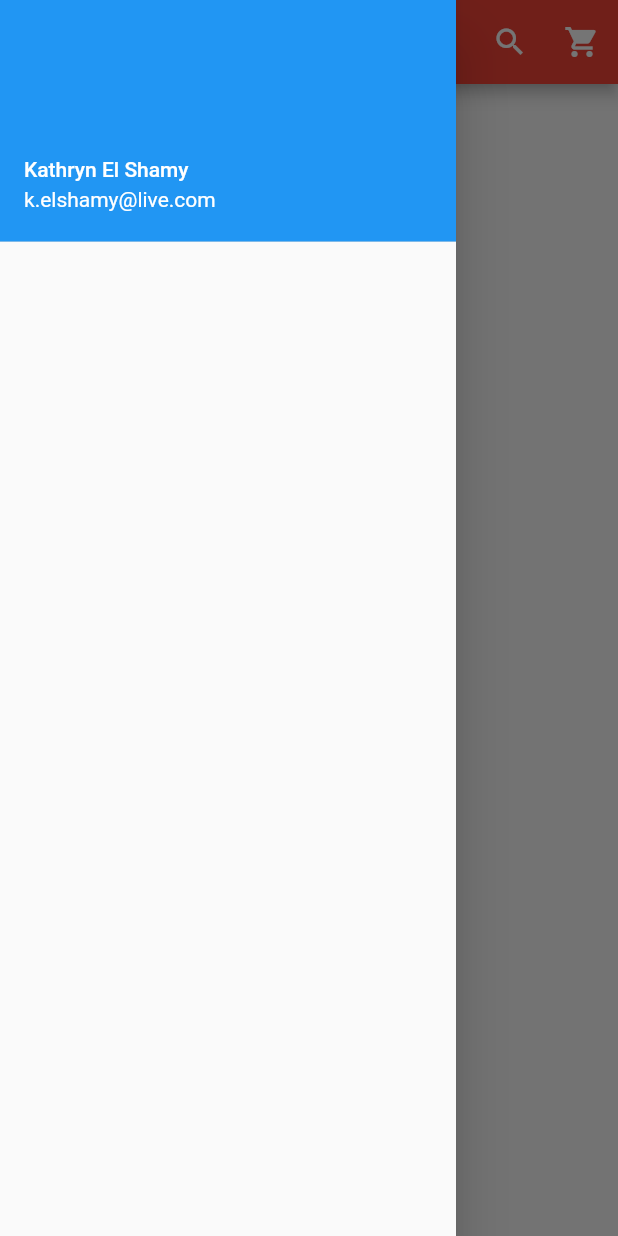
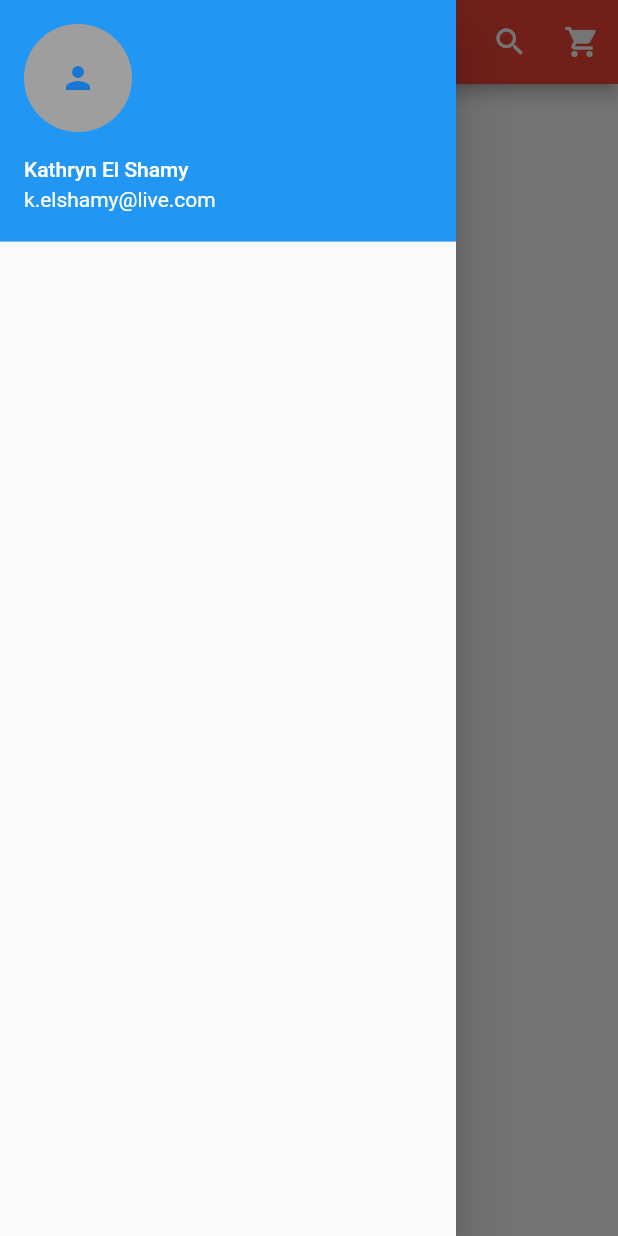
Before and after one commit to kelshamy/buy_stuff, a Flutter app: the screen it shows after launch, with the side drawer open, on a phone screen of 412 x 824 dp. Run offline on Flutter 3.47's test engine with Material 2 defaults, Android fonts, the phone set to English and light mode, and no system bars.

Commit message:
Added Drawer

```diff
--- a/lib/main.dart
+++ b/lib/main.dart
@@ -41,8 +41,15 @@ class _HomePageState extends State<HomePage> {
           children: [
             // header
             UserAccountsDrawerHeader(
-                accountName: Text('Kathryn El Shamy'),
-                accountEmail: Text('k.elshamy@live.com'))
+              accountName: Text('Kathryn El Shamy'),
+              accountEmail: Text('k.elshamy@live.com'),
+              currentAccountPicture: GestureDetector(
+                child: CircleAvatar(
+                  backgroundColor: Colors.grey,
+                  child: Icon(Icons.person),
+                ),
+              ),
+            ),
           ],
         ),
       ),
```
Also changed, not shown: images/fashion-1623085_1920.jpg (added), images/fashion-1623088_1920.jpg (added), images/fashion-1623089_1920.jpg (added), images/fashion-1623090_1920.jpg (added), images/fashion-1623091_1920.jpg (added).
